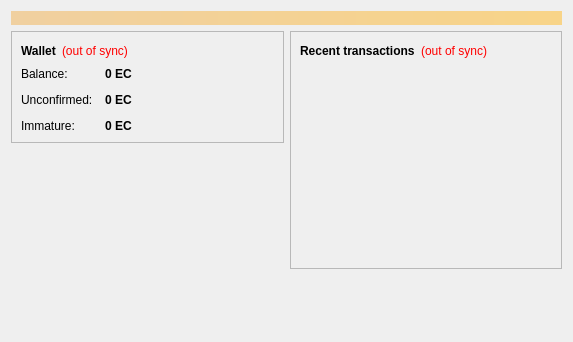
The window that src/qt/forms/overviewpage.ui (btcdream/ecoin) describes before a commit, drawn with Qt 5.
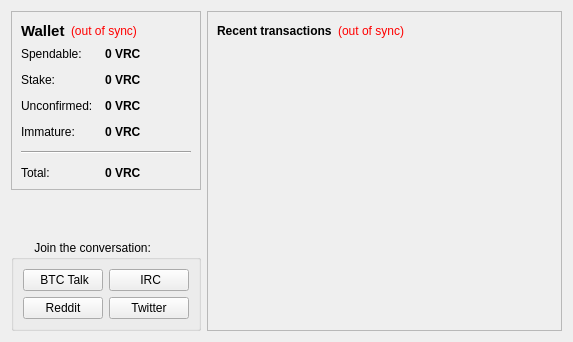
The same window after the commit.

Diff of the .ui file:
```diff
--- a/src/qt/forms/overviewpage.ui
+++ b/src/qt/forms/overviewpage.ui
@@ -13,25 +13,7 @@
   <property name="windowTitle">
    <string>Form</string>
   </property>
-  <layout class="QVBoxLayout" name="topLayout">
-   <item>
-    <widget class="QLabel" name="labelAlerts">
-     <property name="visible">
-      <bool>false</bool>
-     </property>
-     <property name="styleSheet">
-      <string notr="true">background-color: qlineargradient(x1: 0, y1: 0, x2: 1, y2: 0, stop:0 #F0D0A0, stop:1 #F8D488); color:#000000;</string>
-     </property>
-     <property name="wordWrap">
-      <bool>true</bool>
-     </property>
-     <property name="margin">
-      <number>3</number>
-     </property>
-    </widget>
-   </item>
-   <item>
-    <layout class="QHBoxLayout" name="horizontalLayout" stretch="1,1">
+  <layout class="QHBoxLayout" name="horizontalLayout" stretch="0,1">
      <item>
       <layout class="QVBoxLayout" name="verticalLayout_2">
        <item>
@@ -49,6 +31,7 @@
              <widget class="QLabel" name="label_5">
               <property name="font">
                <font>
+              <pointsize>11</pointsize>
                 <weight>75</weight>
                 <bold>true</bold>
                </font>
@@ -103,7 +86,7 @@
             <item row="0" column="0">
              <widget class="QLabel" name="label">
               <property name="text">
-               <string>Balance:</string>
+             <string>Spendable:</string>
               </property>
              </widget>
             </item>
@@ -122,7 +105,7 @@
                <string>Your current balance</string>
               </property>
               <property name="text">
-               <string notr="true">0 EC</string>
+             <string notr="true">0 VRC</string>
               </property>
               <property name="textInteractionFlags">
                <set>Qt::LinksAccessibleByMouse|Qt::TextSelectableByKeyboard|Qt::TextSelectableByMouse</set>
@@ -130,13 +113,42 @@
              </widget>
             </item>
             <item row="1" column="0">
+           <widget class="QLabel" name="label_6">
+            <property name="text">
+             <string>Stake:</string>
+            </property>
+           </widget>
+          </item>
+          <item row="1" column="1">
+           <widget class="QLabel" name="labelStake">
+            <property name="font">
+             <font>
+              <weight>75</weight>
+              <bold>true</bold>
+             </font>
+            </property>
+            <property name="cursor">
+             <cursorShape>IBeamCursor</cursorShape>
+            </property>
+            <property name="toolTip">
+             <string>Total of coins that was staked, and do not yet count toward the current balance</string>
+            </property>
+            <property name="text">
+             <string notr="true">0 VRC</string>
+            </property>
+            <property name="textInteractionFlags">
+             <set>Qt::LinksAccessibleByMouse|Qt::TextSelectableByKeyboard|Qt::TextSelectableByMouse</set>
+            </property>
+           </widget>
+          </item>
+          <item row="2" column="0">
              <widget class="QLabel" name="label_3">
               <property name="text">
                <string>Unconfirmed:</string>
               </property>
              </widget>
             </item>
-            <item row="1" column="1">
+          <item row="2" column="1">
              <widget class="QLabel" name="labelUnconfirmed">
               <property name="font">
                <font>
@@ -151,21 +163,21 @@
                <string>Total of transactions that have yet to be confirmed, and do not yet count toward the current balance</string>
               </property>
               <property name="text">
-               <string notr="true">0 EC</string>
+             <string notr="true">0 VRC</string>
               </property>
               <property name="textInteractionFlags">
                <set>Qt::LinksAccessibleByMouse|Qt::TextSelectableByKeyboard|Qt::TextSelectableByMouse</set>
               </property>
              </widget>
             </item>
-            <item row="2" column="0">
+          <item row="3" column="0">
              <widget class="QLabel" name="labelImmatureText">
               <property name="text">
                <string>Immature:</string>
               </property>
              </widget>
             </item>
-            <item row="2" column="1">
+          <item row="3" column="1">
              <widget class="QLabel" name="labelImmature">
               <property name="font">
                <font>
@@ -177,7 +189,43 @@
                <string>Mined balance that has not yet matured</string>
               </property>
               <property name="text">
-               <string notr="true">0 EC</string>
+             <string notr="true">0 VRC</string>
+            </property>
+            <property name="textInteractionFlags">
+             <set>Qt::LinksAccessibleByMouse|Qt::TextSelectableByKeyboard|Qt::TextSelectableByMouse</set>
+            </property>
+           </widget>
+          </item>
+          <item row="4" column="0" colspan="2">
+           <widget class="Line" name="line">
+            <property name="orientation">
+             <enum>Qt::Horizontal</enum>
+            </property>
+           </widget>
+          </item>
+          <item row="5" column="0">
+           <widget class="QLabel" name="labelTotalText">
+            <property name="text">
+             <string>Total:</string>
+            </property>
+           </widget>
+          </item>
+          <item row="5" column="1">
+           <widget class="QLabel" name="labelTotal">
+            <property name="font">
+             <font>
+              <weight>75</weight>
+              <bold>true</bold>
+             </font>
+            </property>
+            <property name="cursor">
+             <cursorShape>IBeamCursor</cursorShape>
+            </property>
+            <property name="toolTip">
+             <string>Your current total balance</string>
+            </property>
+            <property name="text">
+             <string notr="true">0 VRC</string>
               </property>
               <property name="textInteractionFlags">
                <set>Qt::LinksAccessibleByMouse|Qt::TextSelectableByKeyboard|Qt::TextSelectableByMouse</set>
@@ -202,6 +250,58 @@
          </property>
         </spacer>
        </item>
+     <item alignment="Qt::AlignHCenter">
+      <widget class="QGroupBox" name="linksBox">
+       <property name="layoutDirection">
+        <enum>Qt::LeftToRight</enum>
+       </property>
+       <property name="title">
+        <string>       Join the conversation:</string>
+       </property>
+       <layout class="QGridLayout" name="gridLayout">
+        <item row="1" column="2">
+         <widget class="QPushButton" name="IRCbutton">
+          <property name="maximumSize">
+           <size>
+            <width>100</width>
+            <height>16777215</height>
+           </size>
+          </property>
+          <property name="text">
+           <string> IRC</string>
+          </property>
+         </widget>
+        </item>
+        <item row="2" column="2">
+         <widget class="QPushButton" name="twitterButton">
+          <property name="text">
+           <string>Twitter</string>
+          </property>
+         </widget>
+        </item>
+        <item row="1" column="0">
+         <widget class="QPushButton" name="BTCtalkbutton">
+          <property name="maximumSize">
+           <size>
+            <width>100</width>
+            <height>16777215</height>
+           </size>
+          </property>
+          <property name="text">
+           <string> BTC Talk</string>
+          </property>
+         </widget>
+        </item>
+        <item row="2" column="0">
+         <widget class="QPushButton" name="redditButton">
+          <property name="text">
+           <string>Reddit</string>
+          </property>
+         </widget>
+        </item>
+       </layout>
+      </widget>
+     </item>
       </layout>
      </item>
      <item>
@@ -276,21 +376,6 @@
           </item>
          </layout>
         </widget>
-       </item>
-       <item>
-        <spacer name="verticalSpacer_2">
-         <property name="orientation">
-          <enum>Qt::Vertical</enum>
-         </property>
-         <property name="sizeHint" stdset="0">
-          <size>
-           <width>20</width>
-           <height>40</height>
-          </size>
-         </property>
-        </spacer>
-       </item>
-      </layout>
      </item>
     </layout>
    </item>
```
Left out of the diff: 6 changed lines with no effect on the pictures. Lines whose indentation alone changed are shown as unchanged.
